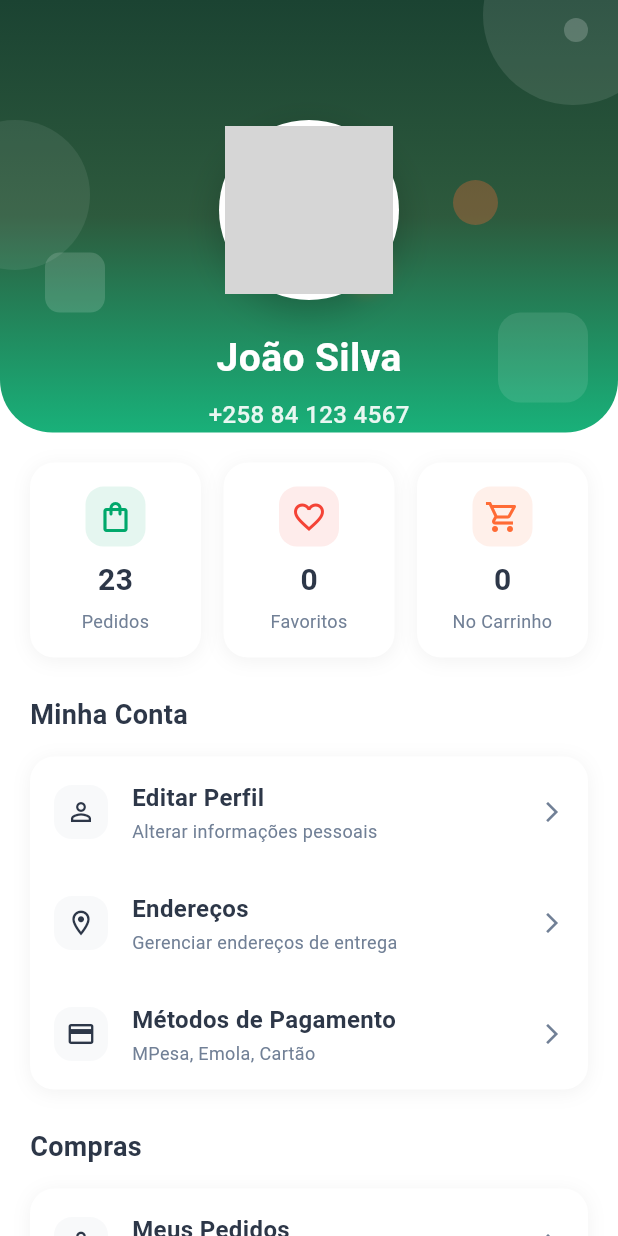
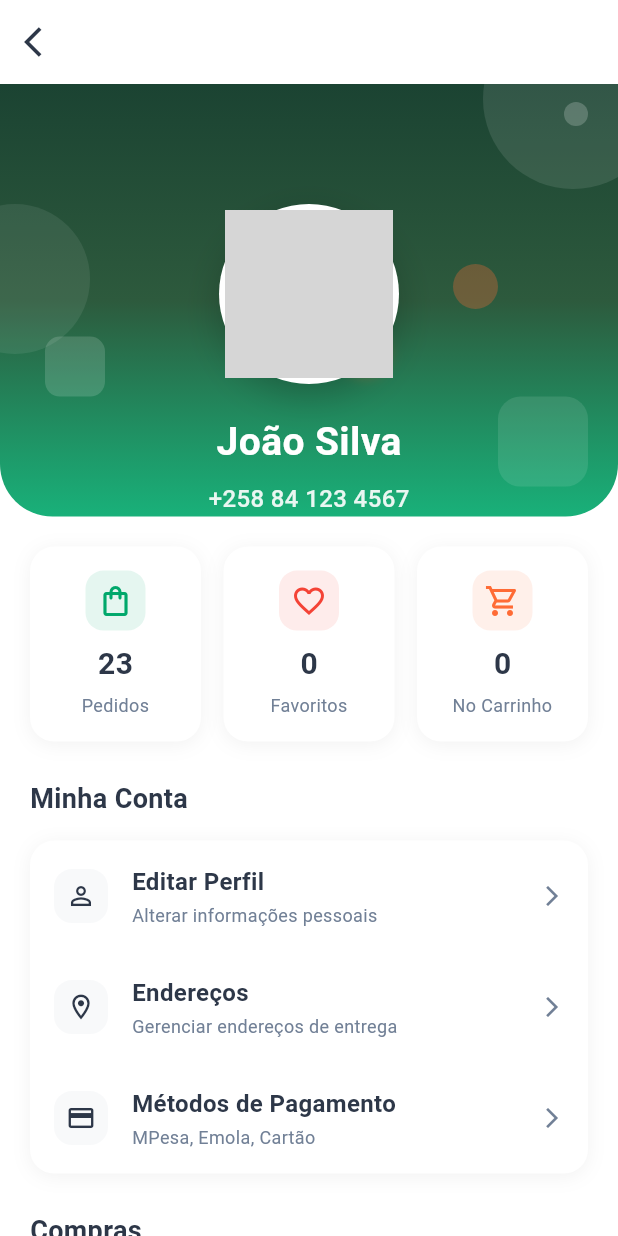
Before and after one commit to Euler-JS/perpi, a Flutter app: the ProfileScreen screen opened directly, on a phone screen of 412 x 824 dp. Run offline on Flutter 3.47's test engine with Material 3 defaults, Android fonts, the phone set to English and light mode, and no system bars; network calls fail; grey boxes are pictures that could not be loaded.

```diff
--- a/lib/screens/Profile/profile_screen.dart
+++ b/lib/screens/Profile/profile_screen.dart
@@ -12,6 +12,28 @@ class ProfileScreen extends StatelessWidget {
   Widget build(BuildContext context) {
     return Scaffold(
       backgroundColor: primaryColor,
+      appBar: AppBar(
+        backgroundColor: primaryColor,
+        surfaceTintColor: secondaryColor,
+        // toolbarHeight: 100,
+        // elevation: 0,
+        // centerTitle: true,
+        // title: Text(
+        //   "Perfil",
+        //   style: TextStyle(
+        //     fontWeight: FontWeight.w700,
+        //     fontSize: 24,
+        //     color: textPrimary,
+        //   ),
+        // ),
+        leading: IconButton(
+          onPressed: () => Navigator.pop(context),
+          icon: Icon(
+            Icons.arrow_back_ios,
+            color: textPrimary,
+          ),
+        ),
+      ),
       body: SafeArea(
         child: SingleChildScrollView(
           child: Column(
--- a/lib/screens/bottom_nav_bar.dart
+++ b/lib/screens/bottom_nav_bar.dart
@@ -86,7 +86,7 @@ class _BottomNavBarState extends State<BottomNavBar> {
                 children: [
                   _buildCartNavItem(),
                   const SizedBox(width: 40),
-                  _buildNavItem(Icons.person_outline, 3),
+                  _buildNavItem(Icons.local_shipping_outlined, 3),
                 ],
               ),
             ],
```
Also changed, not shown: lib/screens/Home/home_screen.dart (+14 -3 lines).
